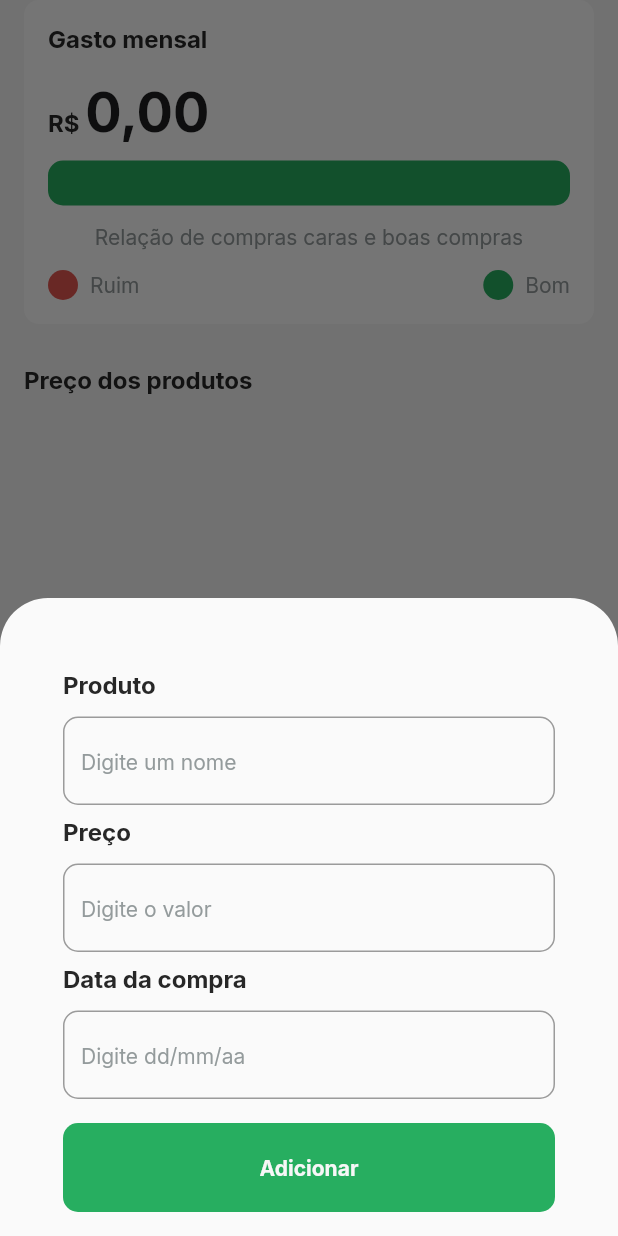
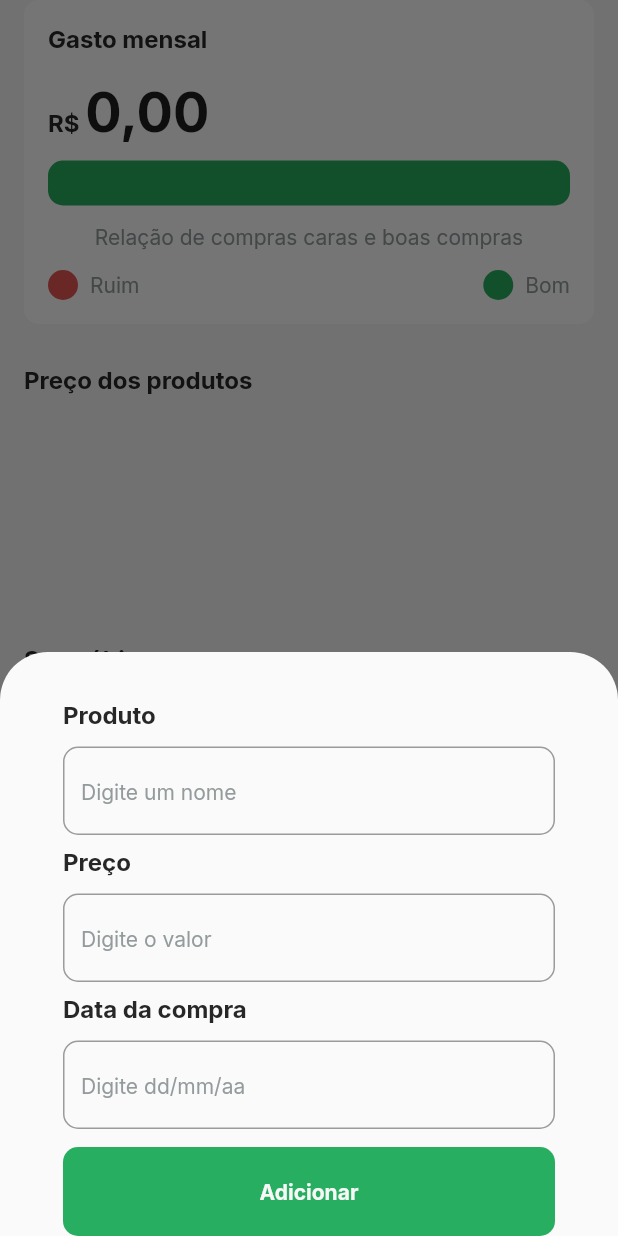
Before and after one commit to JFmaia/FlutterRace_1, a Flutter app: the HomePage screen opened directly with empty values, after a tap on the "add" icon, on a phone screen of 412 x 824 dp. Run offline on Flutter 3.47's test engine with Material 2 defaults, Android fonts, the phone set to English and light mode, and no system bars; our stand-ins replace flutter_multi_formatter, font_awesome_flutter, google_fonts, supabase, validators; accounts and stored records are empty.

Commit message:
Ajustes no tamanho do bottomshett.3

```diff
--- a/tacaro/lib/modules/create/create_bottomsheet.dart
+++ b/tacaro/lib/modules/create/create_bottomsheet.dart
@@ -39,7 +39,9 @@ class _CreateBottomsheetState extends State<CreateBottomsheet> {
   @override
   Widget build(BuildContext context) {
     return Container(
-      padding: EdgeInsets.symmetric(horizontal: 42, vertical: 16),
+      padding: EdgeInsets.symmetric(
+        horizontal: 42,
+      ),
       child: Form(
         key: controller.formKey,
         child: Column(
@@ -85,7 +87,7 @@ class _CreateBottomsheetState extends State<CreateBottomsheet> {
               height: 8,
             ),
             SizedBox(
-              height: 8,
+              height: 4,
             ),
             AnimatedBuilder(
               animation: controller,
--- a/tacaro/lib/modules/home/home_page.dart
+++ b/tacaro/lib/modules/home/home_page.dart
@@ -24,7 +24,7 @@ class _HomePageState extends State<HomePage> {
   void changeIndex(int index) async {
     if (index == 3) {
       await showModalBottomSheet(
-          isScrollControlled: true,
+          isScrollControlled: false,
           shape: RoundedRectangleBorder(
             borderRadius: BorderRadius.only(
               topLeft: Radius.circular(32),
```
